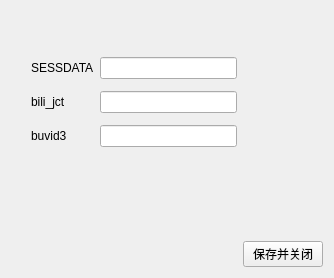
This is ui/settingswindow.ui in MeowDWing/DanmakuReader as Qt 5 draws it before an edit. The edited form follows.
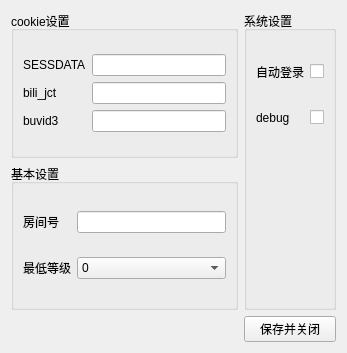
This is the edited form.

Commit message: v1.1-alpha-part2:     二维码登录完成，设置功能完成

What changed in the file:
```diff
--- a/ui/settingswindow.ui
+++ b/ui/settingswindow.ui
@@ -6,107 +6,282 @@
    <rect>
     <x>0</x>
     <y>0</y>
-    <width>334</width>
-    <height>278</height>
+    <width>347</width>
+    <height>353</height>
    </rect>
   </property>
   <property name="windowTitle">
    <string>设置</string>
   </property>
   <layout class="QGridLayout" name="gridLayout_2">
-   <item row="2" column="1">
-    <spacer name="horizontalSpacer_2">
-     <property name="orientation">
-      <enum>Qt::Horizontal</enum>
+   <item row="1" column="1" rowspan="2">
+    <widget class="QGroupBox" name="system_box">
+     <property name="title">
+      <string>系统设置</string>
      </property>
-     <property name="sizeHint" stdset="0">
-      <size>
-       <width>40</width>
-       <height>80</height>
-      </size>
-     </property>
-    </spacer>
+     <layout class="QGridLayout" name="gridLayout_5">
+      <item row="0" column="1">
+       <widget class="QCheckBox" name="auto_login_check">
+        <property name="text">
+         <string/>
+        </property>
+       </widget>
+      </item>
+      <item row="0" column="0">
+       <widget class="QLabel" name="auto_login">
+        <property name="text">
+         <string>自动登录</string>
+        </property>
+       </widget>
+      </item>
+      <item row="1" column="0">
+       <widget class="QLabel" name="debug">
+        <property name="text">
+         <string>debug</string>
+        </property>
+       </widget>
+      </item>
+      <item row="1" column="1">
+       <widget class="QCheckBox" name="debug_check">
+        <property name="text">
+         <string/>
+        </property>
+       </widget>
+      </item>
+      <item row="2" column="0">
+       <spacer name="verticalSpacer">
+        <property name="orientation">
+         <enum>Qt::Vertical</enum>
+        </property>
+        <property name="sizeType">
+         <enum>QSizePolicy::Fixed</enum>
+        </property>
+        <property name="sizeHint" stdset="0">
+         <size>
+          <width>20</width>
+          <height>150</height>
+         </size>
+        </property>
+       </spacer>
+      </item>
+     </layout>
+    </widget>
    </item>
    <item row="1" column="0">
-    <spacer name="verticalSpacer_2">
-     <property name="orientation">
-      <enum>Qt::Vertical</enum>
+    <widget class="QGroupBox" name="initial_box">
+     <property name="title">
+      <string>cookie设置</string>
      </property>
-     <property name="sizeHint" stdset="0">
-      <size>
-       <width>20</width>
-       <height>40</height>
-      </size>
-     </property>
-    </spacer>
+     <layout class="QGridLayout" name="gridLayout_3">
+      <item row="0" column="0">
+       <layout class="QGridLayout" name="gridLayout">
+        <item row="0" column="1">
+         <widget class="QLineEdit" name="sessdate_line"/>
+        </item>
+        <item row="0" column="0">
+         <widget class="QLabel" name="sessdate_label">
+          <property name="text">
+           <string>SESSDATA</string>
+          </property>
+         </widget>
+        </item>
+        <item row="2" column="0">
+         <widget class="QLabel" name="buvid3_label">
+          <property name="text">
+           <string>buvid3</string>
+          </property>
+         </widget>
+        </item>
+        <item row="1" column="0">
+         <widget class="QLabel" name="bili_jct_label">
+          <property name="text">
+           <string>bili_jct</string>
+          </property>
+         </widget>
+        </item>
+        <item row="1" column="1">
+         <widget class="QLineEdit" name="bili_jct_line"/>
+        </item>
+        <item row="2" column="1">
+         <widget class="QLineEdit" name="buvid3_line"/>
+        </item>
+       </layout>
+      </item>
+     </layout>
+    </widget>
    </item>
-   <item row="0" column="1">
-    <spacer name="horizontalSpacer">
-     <property name="orientation">
-      <enum>Qt::Horizontal</enum>
-     </property>
-     <property name="sizeHint" stdset="0">
-      <size>
-       <width>40</width>
-       <height>40</height>
-      </size>
-     </property>
-    </spacer>
-   </item>
-   <item row="1" column="2">
-    <spacer name="verticalSpacer">
-     <property name="orientation">
-      <enum>Qt::Vertical</enum>
-     </property>
-     <property name="sizeHint" stdset="0">
-      <size>
-       <width>80</width>
-       <height>40</height>
-      </size>
-     </property>
-    </spacer>
-   </item>
-   <item row="1" column="1">
-    <layout class="QGridLayout" name="gridLayout">
-     <item row="0" column="1">
-      <widget class="QLineEdit" name="sessdate_line"/>
-     </item>
-     <item row="0" column="0">
-      <widget class="QLabel" name="sessdate_label">
-       <property name="text">
-        <string>SESSDATA</string>
-       </property>
-      </widget>
-     </item>
-     <item row="2" column="0">
-      <widget class="QLabel" name="buvid3_label">
-       <property name="text">
-        <string>buvid3</string>
-       </property>
-      </widget>
-     </item>
-     <item row="1" column="0">
-      <widget class="QLabel" name="bili_jct_label">
-       <property name="text">
-        <string>bili_jct</string>
-       </property>
-      </widget>
-     </item>
-     <item row="1" column="1">
-      <widget class="QLineEdit" name="bili_jct_line"/>
-     </item>
-     <item row="2" column="1">
-      <widget class="QLineEdit" name="buvid3_line"/>
-     </item>
-    </layout>
-   </item>
-   <item row="3" column="2">
-    <widget class="QPushButton" name="ok">
+   <item row="3" column="1">
+    <widget class="QPushButton" name="save_close">
      <property name="text">
       <string>保存并关闭</string>
      </property>
     </widget>
    </item>
+   <item row="2" column="0">
+    <widget class="QGroupBox" name="main_box">
+     <property name="title">
+      <string>基本设置</string>
+     </property>
+     <layout class="QGridLayout" name="gridLayout_4">
+      <item row="0" column="1">
+       <widget class="QLineEdit" name="rid_line"/>
+      </item>
+      <item row="0" column="0">
+       <widget class="QLabel" name="rid">
+        <property name="text">
+         <string>房间号</string>
+        </property>
+       </widget>
+      </item>
+      <item row="1" column="0">
+       <widget class="QLabel" name="lvl">
+        <property name="text">
+         <string>最低等级</string>
+        </property>
+       </widget>
+      </item>
+      <item row="1" column="1">
+       <widget class="QComboBox" name="lvl_combox">
+        <item>
+         <property name="text">
+          <string>0</string>
+         </property>
+        </item>
+        <item>
+         <property name="text">
+          <string>1</string>
+         </property>
+        </item>
+        <item>
+         <property name="text">
+          <string>2</string>
+         </property>
+        </item>
+        <item>
+         <property name="text">
+          <string>3</string>
+         </property>
+        </item>
+        <item>
+         <property name="text">
+          <string>4</string>
+         </property>
+        </item>
+        <item>
+         <property name="text">
+          <string>5</string>
+         </property>
+        </item>
+        <item>
+         <property name="text">
+          <string>6</string>
+         </property>
+        </item>
+        <item>
+         <property name="text">
+          <string>7</string>
+         </property>
+        </item>
+        <item>
+         <property name="text">
+          <string>8</string>
+         </property>
+        </item>
+        <item>
+         <property name="text">
+          <string>9</string>
+         </property>
+        </item>
+        <item>
+         <property name="text">
+          <string>10</string>
+         </property>
+        </item>
+        <item>
+         <property name="text">
+          <string>11</string>
+         </property>
+        </item>
+        <item>
+         <property name="text">
+          <string>12</string>
+         </property>
+        </item>
+        <item>
+         <property name="text">
+          <string>13</string>
+         </property>
+        </item>
+        <item>
+         <property name="text">
+          <string>14</string>
+         </property>
+        </item>
+        <item>
+         <property name="text">
+          <string>15</string>
+         </property>
+        </item>
+        <item>
+         <property name="text">
+          <string>16</string>
+         </property>
+        </item>
+        <item>
+         <property name="text">
+          <string>17</string>
+         </property>
+        </item>
+        <item>
+         <property name="text">
+          <string>18</string>
+         </property>
+        </item>
+        <item>
+         <property name="text">
+          <string>19</string>
+         </property>
+        </item>
+        <item>
+         <property name="text">
+          <string>20</string>
+         </property>
+        </item>
+        <item>
+         <property name="text">
+          <string>25</string>
+         </property>
+        </item>
+        <item>
+         <property name="text">
+          <string>30</string>
+         </property>
+        </item>
+        <item>
+         <property name="text">
+          <string>35</string>
+         </property>
+        </item>
+        <item>
+         <property name="text">
+          <string>40</string>
+         </property>
+        </item>
+        <item>
+         <property name="text">
+          <string>45</string>
+         </property>
+        </item>
+        <item>
+         <property name="text">
+          <string>50</string>
+         </property>
+        </item>
+       </widget>
+      </item>
+     </layout>
+    </widget>
+   </item>
   </layout>
  </widget>
  <resources/>
```
Left out of the diff: 108 changed lines with no effect on the pictures. The commit also changes 9 other files.
